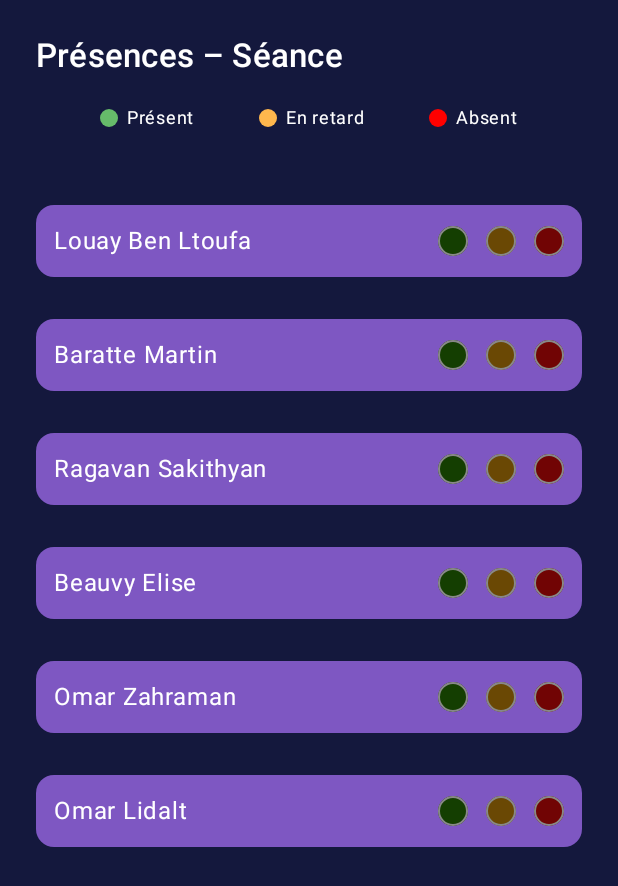
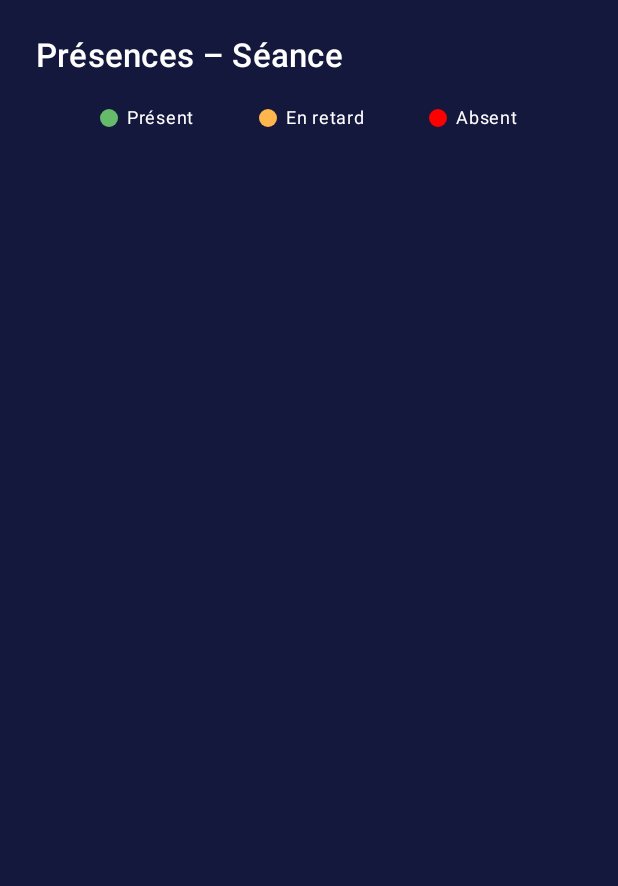
Before and after one commit to OmarStarlord/Projet_S6, an Android app built with Jetpack Compose: the composable PresenceScreen called with empty values, on a phone screen of 412 x 824 dp. Shown: the top 886 px of the screen. Run offline under Robolectric (Android 15) with nearby library versions, the phone set to English and light mode, and no system bars.

Commit message:
filtrage de liste de presence en fonction du group

```diff
--- a/app/src/main/java/com/example/myapp/ui/screens/PresenceScreen.kt
+++ b/app/src/main/java/com/example/myapp/ui/screens/PresenceScreen.kt
@@ -13,23 +13,16 @@ import androidx.compose.ui.Modifier
 import androidx.compose.ui.graphics.Color
 import androidx.compose.ui.unit.dp
 import androidx.compose.ui.unit.sp
+import com.example.myapp.user.StudentGroups
 
 enum class AttendanceStatus {
     NONE, PRESENT, LATE, ABSENT
 }
 
-// ce code est pour la page où le prof sélectionne si l'etudiant present, absent, ou en retard
 @Composable
 fun PresenceScreen(session: String) {
-    val studentList = listOf(
-        "Louay Ben Ltoufa",
-        "Baratte Martin",
-        "Ragavan Sakithyan",
-        "Beauvy Elise",
-        "Omar Zahraman",
-        "Omar Lidalt"
-    )
-    // la liste sera utlisé pour les toutes les sessions de 8h à 18h
+    val studentList = StudentGroups.groups[session] ?: emptyList()
+
     val attendanceMap = remember {
         mutableStateMapOf<String, AttendanceStatus>().apply {
             studentList.forEach { this[it] = AttendanceStatus.NONE }
@@ -49,25 +42,25 @@ fun PresenceScreen(session: String) {
             style = MaterialTheme.typography.titleMedium,
             color = Color.White
         )
-
+        //legende absent rouge, present vert et retard orange
         Row(
             modifier = Modifier.fillMaxWidth(),
             horizontalArrangement = Arrangement.SpaceEvenly,
             verticalAlignment = Alignment.CenterVertically
         ) {
-            LegendItem("Présent", Color(0xFF66BB6A))    //legende pour comprendre code couleur
+            LegendItem("Présent", Color(0xFF66BB6A))
             LegendItem("En retard", Color(0xFFFFB74D))
             LegendItem("Absent", Color(0xFFff0000))
         }
 
         Spacer(modifier = Modifier.height(8.dp))
-
+        //liste des etudiants avec butons à selectionner
         studentList.forEach { studentName ->
             Card(
                 modifier = Modifier
                     .fillMaxWidth()
                     .padding(vertical = 6.dp),
-                colors = CardDefaults.cardColors(containerColor = Color(0xFF7E57C2)) // violet
+                colors = CardDefaults.cardColors(containerColor = Color(0xFF7E57C2))
             ) {
                 Row(
                     modifier = Modifier
@@ -82,8 +75,7 @@ fun PresenceScreen(session: String) {
                         color = Color.White,
                         modifier = Modifier.weight(1f)
                     )
-
-                    //changement de couleur bouton
+                //changement de couleur en fonction du statut
                     Row(horizontalArrangement = Arrangement.spacedBy(12.dp)) {
                         StatusCircle(
                             baseColor = Color(0xFF143e01),
@@ -112,7 +104,7 @@ fun PresenceScreen(session: String) {
         }
     }
 }
-// les cercles
+
 @Composable
 fun StatusCircle(
     baseColor: Color,
@@ -124,7 +116,7 @@ fun StatusCircle(
     val circleSize = if (selected) 24.dp else 20.dp
     val borderWidth = if (selected) 3.dp else 1.dp
     val borderColor = if (selected) Color.White else Color.Gray
-    // ajouter une bordure au bouton quand il est selectionné
+
     Box(
         modifier = Modifier
             .size(circleSize)
@@ -133,7 +125,7 @@ fun StatusCircle(
             .border(width = borderWidth, color = borderColor, shape = CircleShape)
     )
 }
-// pour afficher la legende en haut
+
 @Composable
 fun LegendItem(label: String, color: Color) {
     Row(verticalAlignment = Alignment.CenterVertically) {
```
Also changed, not shown: app/src/main/java/com/example/myapp/ui/screens/TeacherScreen.kt (+6 -15 lines), app/src/main/java/com/example/myapp/user/StudentGroups.kt (added, +15 -0 lines).
